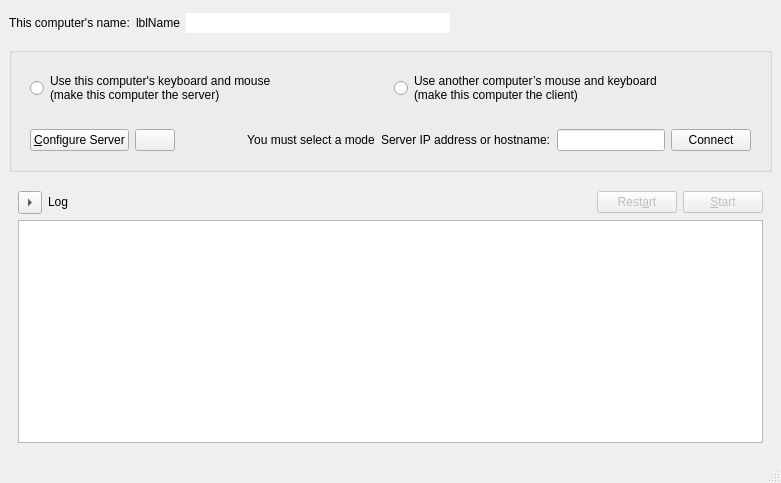
Before: the Qt Designer form src/lib/gui/MainWindow.ui in deskflow/deskflow, drawn with Qt 5.
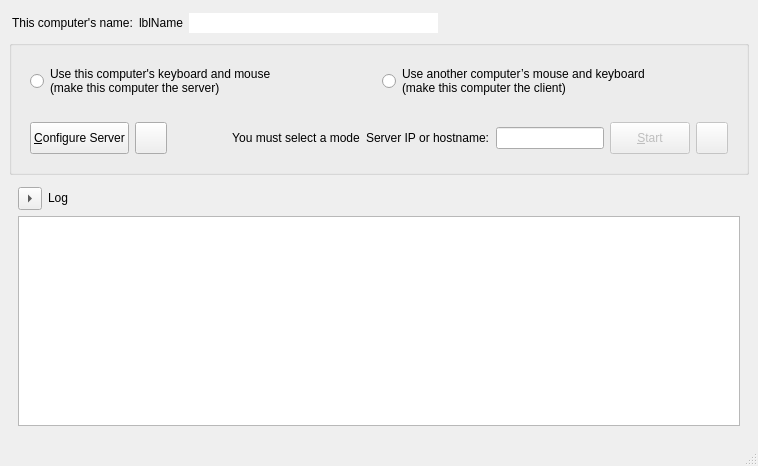
After: the same form once the commit is applied. Icons and pictures are not drawn.

Commit message: refactor MainWindow, move start and restart inline with mode options                      update labels for the mode buttons actions and menu actions                      use callstart / callstop for connect and disconect icons

Diff of the .ui file:
```diff
--- a/src/lib/gui/MainWindow.ui
+++ b/src/lib/gui/MainWindow.ui
@@ -6,8 +6,8 @@
    <rect>
     <x>0</x>
     <y>0</y>
-    <width>781</width>
-    <height>483</height>
+    <width>758</width>
+    <height>466</height>
    </rect>
   </property>
   <property name="sizePolicy">
@@ -22,7 +22,7 @@
   <widget class="QWidget" name="topLevelWidget">
    <layout class="QVBoxLayout" name="_2">
     <property name="spacing">
-     <number>10</number>
+     <number>3</number>
     </property>
     <item>
      <widget class="QWidget" name="widget" native="true">
@@ -40,16 +40,16 @@
       </property>
       <layout class="QHBoxLayout" name="horizontalLayout_5">
        <property name="leftMargin">
-        <number>0</number>
+        <number>3</number>
        </property>
        <property name="topMargin">
-        <number>0</number>
+        <number>3</number>
        </property>
        <property name="rightMargin">
-        <number>0</number>
+        <number>3</number>
        </property>
        <property name="bottomMargin">
-        <number>0</number>
+        <number>3</number>
        </property>
        <item>
         <widget class="QLabel" name="labelComputerName">
@@ -153,7 +153,7 @@
     <item>
      <widget class="QGroupBox" name="groupBox">
       <property name="sizePolicy">
-       <sizepolicy hsizetype="Preferred" vsizetype="Maximum">
+       <sizepolicy hsizetype="Preferred" vsizetype="Fixed">
         <horstretch>0</horstretch>
         <verstretch>0</verstretch>
        </sizepolicy>
@@ -192,15 +192,33 @@
        </item>
        <item>
         <widget class="QWidget" name="widgetModeOptions" native="true">
+         <property name="sizePolicy">
+          <sizepolicy hsizetype="Preferred" vsizetype="Maximum">
+           <horstretch>0</horstretch>
+           <verstretch>0</verstretch>
+          </sizepolicy>
+         </property>
          <layout class="QHBoxLayout" name="horizontalLayout_2">
           <item>
            <widget class="QWidget" name="serverOptions" native="true">
             <property name="sizePolicy">
-             <sizepolicy hsizetype="Preferred" vsizetype="Maximum">
+             <sizepolicy hsizetype="Preferred" vsizetype="Fixed">
               <horstretch>0</horstretch>
               <verstretch>0</verstretch>
              </sizepolicy>
             </property>
+            <property name="minimumSize">
+             <size>
+              <width>0</width>
+              <height>32</height>
+             </size>
+            </property>
+            <property name="maximumSize">
+             <size>
+              <width>16777215</width>
+              <height>32</height>
+             </size>
+            </property>
             <layout class="QHBoxLayout" name="horizontalLayout_4">
              <property name="leftMargin">
               <number>0</number>
@@ -222,6 +240,18 @@
                  <verstretch>0</verstretch>
                 </sizepolicy>
                </property>
+               <property name="minimumSize">
+                <size>
+                 <width>0</width>
+                 <height>32</height>
+                </size>
+               </property>
+               <property name="maximumSize">
+                <size>
+                 <width>16777215</width>
+                 <height>32</height>
+                </size>
+               </property>
                <property name="text">
                 <string>&amp;Configure Server</string>
                </property>
@@ -229,6 +259,24 @@
              </item>
              <item>
               <widget class="QPushButton" name="btnSaveServerConfig">
+               <property name="sizePolicy">
+                <sizepolicy hsizetype="Fixed" vsizetype="Fixed">
+                 <horstretch>0</horstretch>
+                 <verstretch>0</verstretch>
+                </sizepolicy>
+               </property>
+               <property name="minimumSize">
+                <size>
+                 <width>32</width>
+                 <height>32</height>
+                </size>
+               </property>
+               <property name="maximumSize">
+                <size>
+                 <width>32</width>
+                 <height>32</height>
+                </size>
+               </property>
                <property name="toolTip">
                 <string>Export server configuration</string>
                </property>
@@ -293,7 +341,7 @@
                 </sizepolicy>
                </property>
                <property name="text">
-                <string>Server IP address or hostname:</string>
+                <string>Server IP or hostname:</string>
                </property>
                <property name="indent">
                 <number>0</number>
@@ -313,10 +361,98 @@
                </property>
               </widget>
              </item>
+            </layout>
+           </widget>
+          </item>
+          <item>
+           <widget class="QWidget" name="horizontalWidget" native="true">
+            <property name="sizePolicy">
+             <sizepolicy hsizetype="Preferred" vsizetype="Fixed">
+              <horstretch>0</horstretch>
+              <verstretch>0</verstretch>
+             </sizepolicy>
+            </property>
+            <property name="minimumSize">
+             <size>
+              <width>0</width>
+              <height>32</height>
+             </size>
+            </property>
+            <property name="maximumSize">
+             <size>
+              <width>16777215</width>
+              <height>32</height>
+             </size>
+            </property>
+            <layout class="QHBoxLayout" name="horizontalLayout_6">
+             <property name="leftMargin">
+              <number>0</number>
+             </property>
+             <property name="topMargin">
+              <number>0</number>
+             </property>
+             <property name="rightMargin">
+              <number>0</number>
+             </property>
+             <property name="bottomMargin">
+              <number>0</number>
+             </property>
              <item>
-              <widget class="QPushButton" name="btnConnect">
+              <widget class="QPushButton" name="btnToggleCore">
+               <property name="enabled">
+                <bool>false</bool>
+               </property>
+               <property name="sizePolicy">
+                <sizepolicy hsizetype="Maximum" vsizetype="Fixed">
+                 <horstretch>0</horstretch>
+                 <verstretch>0</verstretch>
+                </sizepolicy>
+               </property>
+               <property name="minimumSize">
+                <size>
+                 <width>0</width>
+                 <height>32</height>
+                </size>
+               </property>
+               <property name="maximumSize">
+                <size>
+                 <width>16777215</width>
+                 <height>32</height>
+                </size>
+               </property>
                <property name="text">
-                <string>Connect</string>
+                <string>&amp;Start</string>
+               </property>
+              </widget>
+             </item>
+             <item>
+              <widget class="QPushButton" name="btnRestartCore">
+               <property name="enabled">
+                <bool>false</bool>
+               </property>
+               <property name="sizePolicy">
+                <sizepolicy hsizetype="Fixed" vsizetype="Fixed">
+                 <horstretch>0</horstretch>
+                 <verstretch>0</verstretch>
+                </sizepolicy>
+               </property>
+               <property name="minimumSize">
+                <size>
+                 <width>32</width>
+                 <height>32</height>
+                </size>
+               </property>
+               <property name="maximumSize">
+                <size>
+                 <width>32</width>
+                 <height>32</height>
+                </size>
+               </property>
+               <property name="toolTip">
+                <string>Restart</string>
+               </property>
+               <property name="icon">
+                <iconset theme="view-refresh"/>
                </property>
               </widget>
              </item>
@@ -385,29 +521,6 @@
            </property>
           </spacer>
          </item>
-         <item>
-          <widget class="QPushButton" name="btnRestartCore">
-           <property name="enabled">
-            <bool>false</bool>
-           </property>
-           <property name="text">
-            <string>Rest&amp;art</string>
-           </property>
-           <property name="icon">
-            <iconset theme="view-refresh"/>
-           </property>
-          </widget>
-         </item>
-         <item>
-          <widget class="QPushButton" name="btnToggleCore">
-           <property name="enabled">
-            <bool>false</bool>
-           </property>
-           <property name="text">
-            <string>&amp;Start</string>
-           </property>
-          </widget>
-         </item>
         </layout>
        </item>
        <item>
```
The commit also changes 2 other files.
